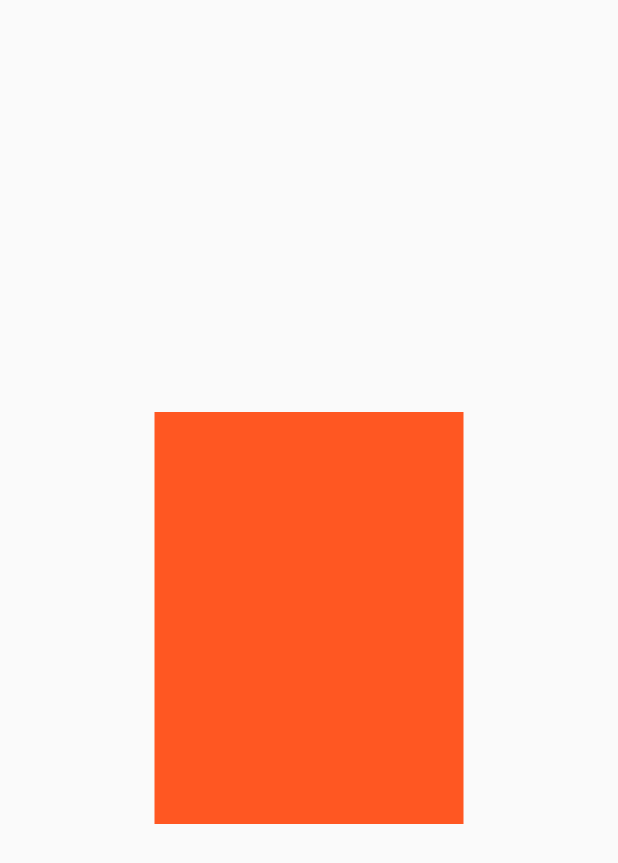
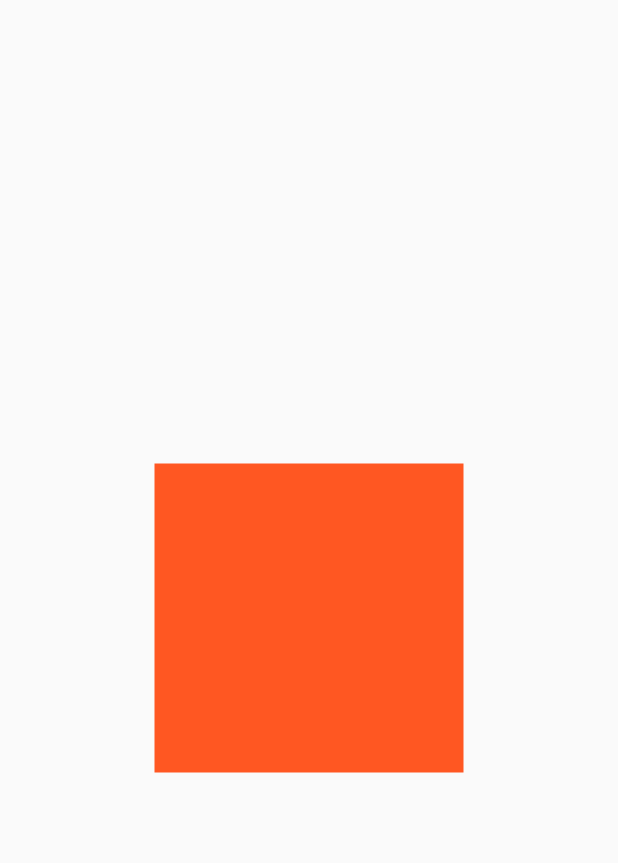
Before and after one commit to Haider3966/LearnFlutter, a Flutter app: the screen it shows after launch, on a phone screen of 412 x 824 dp. Shown: the top 863 px of the screen. Run offline on Flutter 3.47's test engine with Material 2 defaults, Android fonts, the phone set to English and light mode, and no system bars.

Commit message:
Mediaquery2

```diff
--- a/lib/main.dart
+++ b/lib/main.dart
@@ -5,7 +5,8 @@ void main() => runApp(MyApp());
 class MyApp extends StatelessWidget {
   @override
   Widget build(BuildContext context) {
-
+   var screenheight= MediaQuery.of(context).size.height;
+   var containerheight= screenheight/4;
     return MaterialApp(
       debugShowCheckedModeBanner: false,
       home:SafeArea(
@@ -13,7 +14,7 @@ class MyApp extends StatelessWidget {
           child: Scaffold(
             body: Center(
               child: Container(
-                height: MediaQuery.of(context).size.height/3,
+                height: containerheight  ,
                 width: MediaQuery.of(context).size.width/2,
                 color: Colors.deepOrange,
               ),
```
